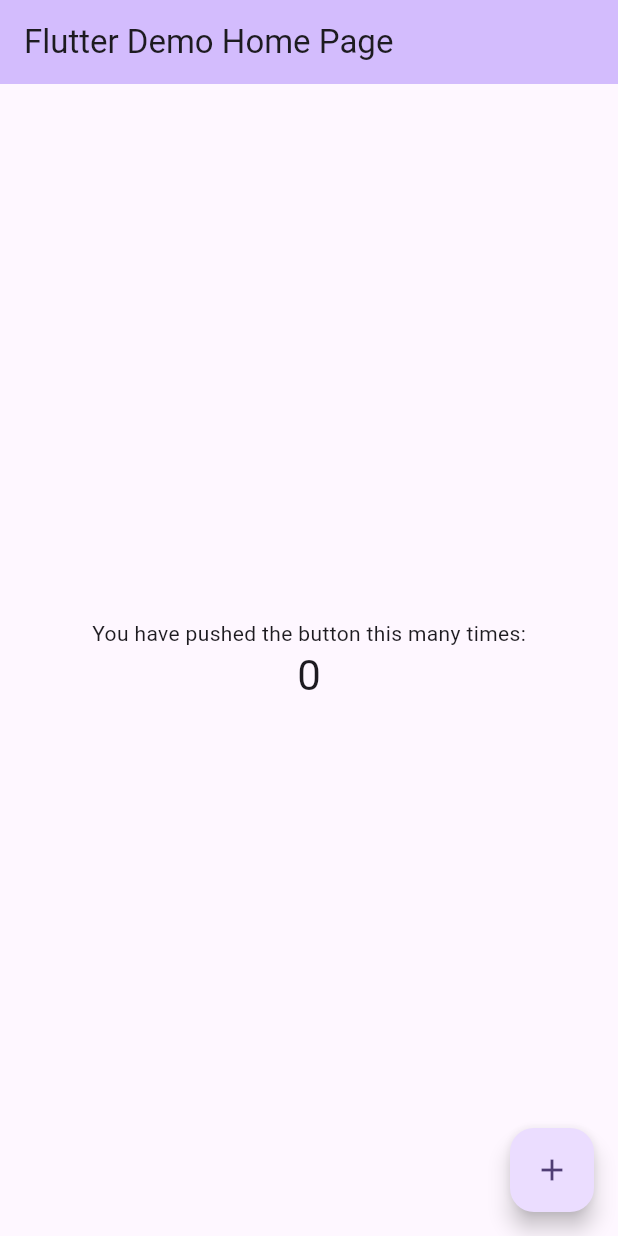
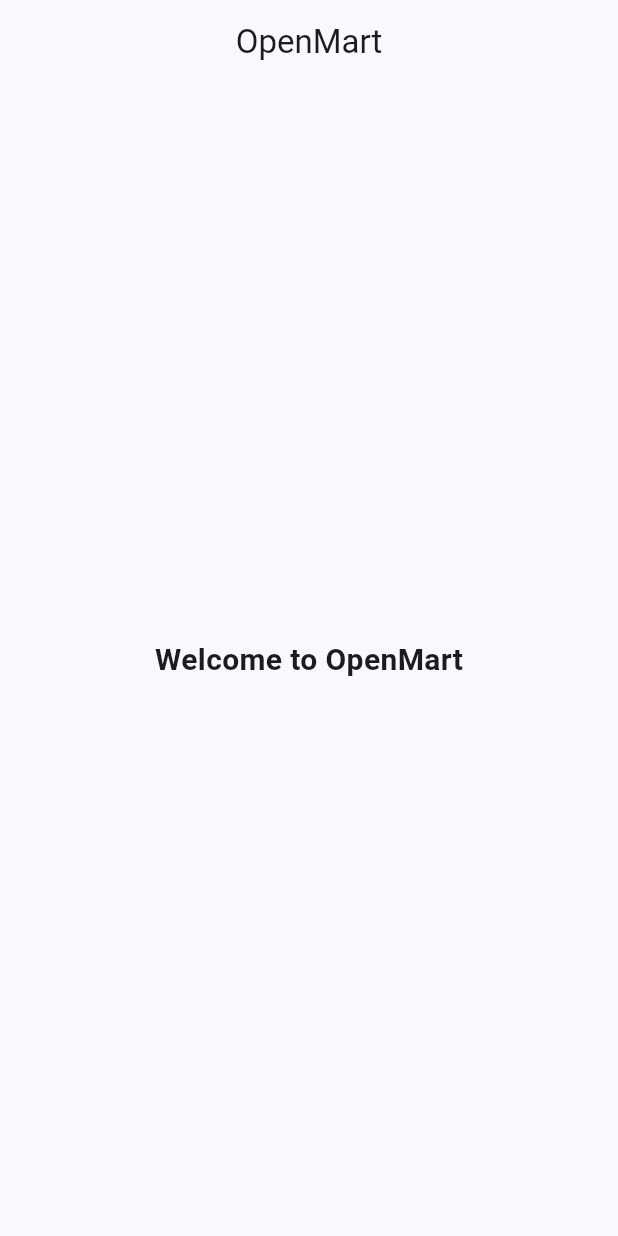
Before and after one commit to Rimbhiatho/E-Commerce-OpenMart, a Flutter app: the screen it shows after launch, on a phone screen of 412 x 824 dp. Run offline on Flutter 3.47's test engine with Material 3 defaults, Android fonts, the phone set to English and light mode, and no system bars.

```diff
--- a/lib/main.dart
+++ b/lib/main.dart
@@ -1,122 +1,47 @@
 import 'package:flutter/material.dart';
 
 void main() {
-  runApp(const MyApp());
+  runApp(const OpenMartApp());
 }
 
-class MyApp extends StatelessWidget {
-  const MyApp({super.key});
+class OpenMartApp extends StatelessWidget {
+  const OpenMartApp({super.key});
 
-  // This widget is the root of your application.
   @override
   Widget build(BuildContext context) {
     return MaterialApp(
-      title: 'Flutter Demo',
+      debugShowCheckedModeBanner: false,
+      title: 'OpenMart',
       theme: ThemeData(
-        // This is the theme of your application.
-        //
-        // TRY THIS: Try running your application with "flutter run". You'll see
-        // the application has a purple toolbar. Then, without quitting the app,
-        // try changing the seedColor in the colorScheme below to Colors.green
-        // and then invoke "hot reload" (save your changes or press the "hot
-        // reload" button in a Flutter-supported IDE, or press "r" if you used
-        // the command line to start the app).
-        //
-        // Notice that the counter didn't reset back to zero; the application
-        // state is not lost during the reload. To reset the state, use hot
-        // restart instead.
-        //
-        // This works for code too, not just values: Most code changes can be
-        // tested with just a hot reload.
-        colorScheme: ColorScheme.fromSeed(seedColor: Colors.deepPurple),
+        colorScheme: ColorScheme.fromSeed(
+          seedColor: Colors.blue,
+        ),
+        useMaterial3: true,
       ),
-      home: const MyHomePage(title: 'Flutter Demo Home Page'),
+      home: const HomePage(),
     );
   }
 }
 
-class MyHomePage extends StatefulWidget {
-  const MyHomePage({super.key, required this.title});
-
-  // This widget is the home page of your application. It is stateful, meaning
-  // that it has a State object (defined below) that contains fields that affect
-  // how it looks.
-
-  // This class is the configuration for the state. It holds the values (in this
-  // case the title) provided by the parent (in this case the App widget) and
-  // used by the build method of the State. Fields in a Widget subclass are
-  // always marked "final".
-
-  final String title;
-
-  @override
-  State<MyHomePage> createState() => _MyHomePageState();
-}
-
-class _MyHomePageState extends State<MyHomePage> {
-  int _counter = 0;
-
-  void _incrementCounter() {
-    setState(() {
-      // This call to setState tells the Flutter framework that something has
-      // changed in this State, which causes it to rerun the build method below
-      // so that the display can reflect the updated values. If we changed
-      // _counter without calling setState(), then the build method would not be
-      // called again, and so nothing would appear to happen.
-      _counter++;
-    });
-  }
+class HomePage extends StatelessWidget {
+  const HomePage({super.key});
 
   @override
   Widget build(BuildContext context) {
-    // This method is rerun every time setState is called, for instance as done
-    // by the _incrementCounter method above.
-    //
-    // The Flutter framework has been optimized to make rerunning build methods
-    // fast, so that you can just rebuild anything that needs updating rather
-    // than having to individually change instances of widgets.
     return Scaffold(
       appBar: AppBar(
-        // TRY THIS: Try changing the color here to a specific color (to
-        // Colors.amber, perhaps?) and trigger a hot reload to see the AppBar
-        // change color while the other colors stay the same.
-        backgroundColor: Theme.of(context).colorScheme.inversePrimary,
-        // Here we take the value from the MyHomePage object that was created by
-        // the App.build method, and use it to set our appbar title.
-        title: Text(widget.title),
+        title: const Text('OpenMart'),
+        centerTitle: true,
       ),
-      body: Center(
-        // Center is a layout widget. It takes a single child and positions it
-        // in the middle of the parent.
-        child: Column(
-          // Column is also a layout widget. It takes a list of children and
-          // arranges them vertically. By default, it sizes itself to fit its
-          // children horizontally, and tries to be as tall as its parent.
-          //
-          // Column has various properties to control how it sizes itself and
-          // how it positions its children. Here we use mainAxisAlignment to
-          // center the children vertically; the main axis here is the vertical
-          // axis because Columns are vertical (the cross axis would be
-          // horizontal).
-          //
-          // TRY THIS: Invoke "debug painting" (choose the "Toggle Debug Paint"
-          // action in the IDE, or press "p" in the console), to see the
-          // wireframe for each widget.
-          mainAxisAlignment: MainAxisAlignment.center,
-          children: <Widget>[
-            const Text('You have pushed the button this many times:'),
-            Text(
-              '$_counter',
-              style: Theme.of(context).textTheme.headlineMedium,
-            ),
-          ],
+      body: const Center(
+        child: Text(
+          'Welcome to OpenMart',
+          style: TextStyle(
+            fontSize: 20,
+            fontWeight: FontWeight.w600,
+          ),
         ),
       ),
-      floatingActionButton: FloatingActionButton(
-        onPressed: _incrementCounter,
-        tooltip: 'Increment',
-        child: const Icon(Icons.add),
-      ), // This trailing comma makes auto-formatting nicer for build methods.
     );
   }
 }
```
